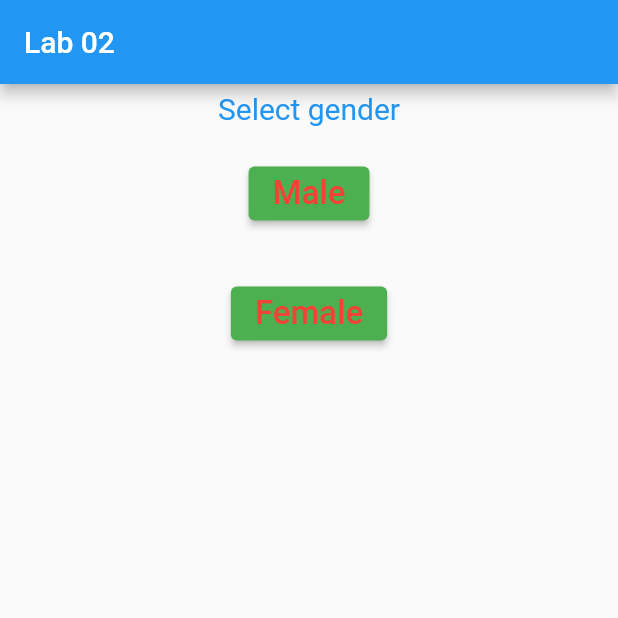
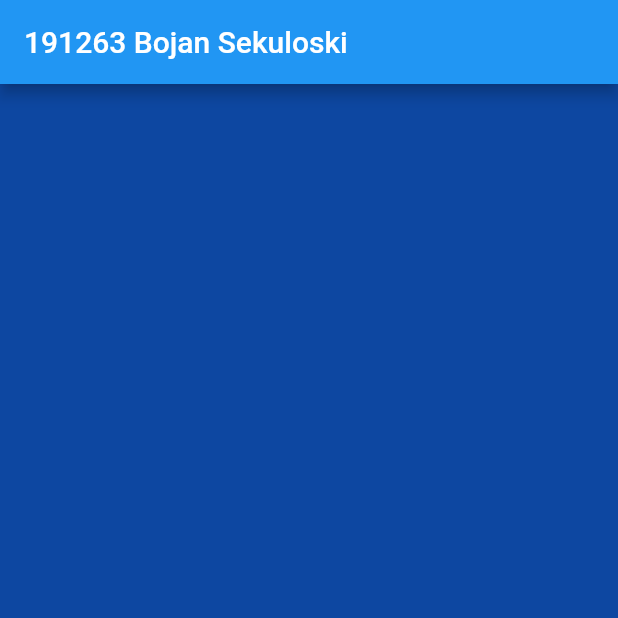
Before and after one commit to Sekuloski/mis-lab, a Flutter app: the screen it shows after launch, on a phone screen of 412 x 824 dp, the top half of it. Run offline on Flutter 3.47's test engine with Material 2 defaults, Android fonts, the phone set to English and light mode, and no system bars.

Commit message:
Revert "Lab 02"
This reverts commit 2af700deeea3e9f89375fe93f65b407fecd804b7.

```diff
--- a/lib/main.dart
+++ b/lib/main.dart
@@ -1,81 +1,20 @@
 import 'package:flutter/material.dart';
 
-import 'models/question.dart';
-import 'widget/answer_button.dart';
-import 'widget/clothing_question.dart';
-
-void main() => runApp(MyApp());
-
-class MyApp extends StatefulWidget {
-  @override
-  State<StatefulWidget> createState() {
-    return _MyAppState();
-  }
+void main() {
+  runApp(MyApp());
 }
 
-class _MyAppState extends State<MyApp> {
-  void _iWasTapped() {
-    setState(() {
-      if (_questionIndex < questions.length - 1) {
-        _questionIndex += 1;
-      }
-    });
-    print('I was tapped');
-  }
-
-  var questions = [
-    Question(
-      questionText: "Select gender",
-      answers: [
-        'Male',
-        'Female',
-      ],
-    ),
-    Question(
-      questionText: "Select size",
-      answers: [
-        'S',
-        'M',
-        'L',
-      ],
-    ),
-    Question(
-      questionText: "Select clothing type",
-      answers: [
-        'Shirt',
-        'Pants',
-        'Trousers',
-      ],
-    ),
-    Question(
-      questionText: "Select colors",
-      answers: [
-        'White',
-        'Black',
-        'Blue',
-        'Green',
-        'Any',
-      ],
-    ),
-  ];
-  var _questionIndex = 0;
+class MyApp extends StatelessWidget {
   @override
   Widget build(BuildContext context) {
     return MaterialApp(
-      title: "Lab 02",
-      home: Scaffold(
-        appBar: AppBar(
-          title: const Text("Lab 02"),
-        ),
-        body: Column(
-          children: [
-            ClothingQuestion(questions[_questionIndex].questionText),
-            ...(questions[_questionIndex].answers).map((answer) {
-              return AnswerButton(_iWasTapped, answer);
-            }),
-          ],
-        ),
+        home: Scaffold(
+      appBar: AppBar(
+        title: Text('191263 Bojan Sekuloski'),
       ),
-    );
+      body: Container(
+        color: Colors.blue[900],
+      ),
+    ));
   }
 }
--- a/lib/models/question.dart
+++ /dev/null
@@ -1,9 +0,0 @@
-class Question {
-  final String questionText;
-  final List<String> answers;
-
-  Question({
-    required this.questionText,
-    required this.answers,
-  });
-}
--- a/lib/widget/answer_button.dart
+++ /dev/null
@@ -1,27 +0,0 @@
-import 'package:flutter/material.dart';
-
-class AnswerButton extends StatelessWidget {
-  final String _answerText;
-  final Function() _tapped;
-  const AnswerButton(this._tapped, this._answerText, {super.key});
-
-  @override
-  Widget build(BuildContext context) {
-    return Padding(
-      padding: EdgeInsets.all(16.0),
-      child: ElevatedButton(
-        onPressed: _tapped,
-        style: ButtonStyle(
-          backgroundColor: MaterialStateProperty.all<Color>(Colors.green),
-        ),
-        child: Text(
-          _answerText,
-          style: const TextStyle(
-            fontSize: 22,
-            color: Colors.red,
-          ),
-        ),
-      ),
-    );
-  }
-}
--- a/lib/widget/clothing_question.dart
+++ /dev/null
@@ -1,21 +0,0 @@
-import 'package:flutter/material.dart';
-
-class ClothingQuestion extends StatelessWidget {
-  final String _questionContent;
-  const ClothingQuestion(this._questionContent, {super.key});
-  @override
-  Widget build(BuildContext context) {
-    return Container(
-      width: double.infinity,
-      margin: const EdgeInsets.all(5),
-      child: Text(
-        _questionContent,
-        textAlign: TextAlign.center,
-        style: const TextStyle(
-          fontSize: 20,
-          color: Colors.blue,
-        ),
-      ),
-    );
-  }
-}
```
Also changed, not shown: 1 other file.
